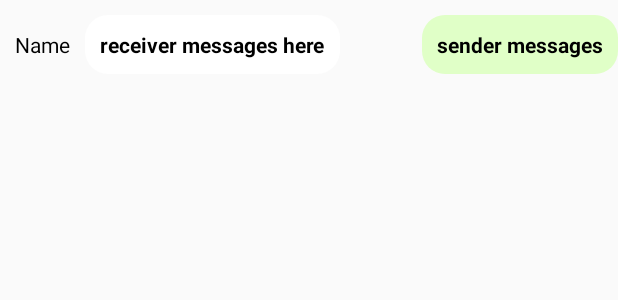
After one commit to Adverga/BBT-1.4, an Android app: the layout custom_messages_layout.xml on its own in the app's theme, with its tools: preview values and no code run, on a phone screen of 412 x 824 dp. The commit adds this screen. Shown: the top 300 px of the screen. Run offline under Robolectric (Android 15) with nearby library versions, the phone set to English and light mode, and no system bars.

Commit message:
Modifikasi chatroom agar lebih user friendly
penambahan kelas adapter dengan menggunakan recycler view. Pada kelas chatroom akan melakukan bind antara adapter dan linear layout manager menggunakan recycler view. Untuk membedakan antara message yang dikirim dan message yang diterima adalah dengan menambahkan seleksi kondisi pada method OnBindViewHolder. messageSenderID menggunakan fungsi bawaan firebase yang berfungsi untuk mengambil id dari user yang memakai saat ini, fromUsersID akan mengambil data user id dari database chat. Setelah itu akan dilakukan seleksi kondisi antara messagesenderID dan fromUserID. Jika sama maka bubble akan berwarna hijau(Karena current user mengirimkan pesannya kepada grup), jika tidak maka bubble akan berwarna putih(yang berarti kita menerima pesan dari member grup tersebut).

```diff
--- /dev/null
+++ b/BBT/app/src/main/res/drawable/receiver_messages_layout.xml
@@ -0,0 +1,8 @@
+<?xml version="1.0" encoding="utf-8"?>
+<shape xmlns:android="http://schemas.android.com/apk/res/android">
+
+    <solid android:color="#FFFFFF"></solid>
+
+    <corners android:radius="15dp"></corners>
+
+</shape>
--- /dev/null
+++ b/BBT/app/src/main/res/drawable/sender_messages_layout.xml
@@ -0,0 +1,8 @@
+<?xml version="1.0" encoding="utf-8"?>
+<shape xmlns:android="http://schemas.android.com/apk/res/android">
+
+    <solid android:color="#E0FFC7"></solid>
+
+    <corners android:radius="15dp"></corners>
+
+</shape>
--- /dev/null
+++ b/BBT/app/src/main/res/layout/custom_messages_layout.xml
@@ -0,0 +1,48 @@
+<?xml version="1.0" encoding="utf-8"?>
+<RelativeLayout xmlns:android="http://schemas.android.com/apk/res/android"
+    android:orientation="vertical"
+    android:layout_width="match_parent"
+    android:layout_height="wrap_content">
+
+    <TextView
+        android:id="@+id/message_profile_name"
+        android:layout_width="wrap_content"
+        android:layout_height="wrap_content"
+        android:layout_marginTop="10dp"
+        android:text="Name"
+        android:padding="10dp"
+        android:textSize="14sp"
+        android:textColor="@android:color/black"
+        />
+
+    <TextView
+        android:id="@+id/receiver_message_text"
+        android:layout_width="wrap_content"
+        android:layout_height="wrap_content"
+        android:layout_alignParentTop="true"
+        android:layout_marginTop="10dp"
+        android:layout_toEndOf="@+id/message_profile_name"
+        android:background="@drawable/receiver_messages_layout"
+        android:text="receiver messages here"
+        android:padding="10dp"
+        android:textSize="14sp"
+        android:textStyle="bold"
+        android:textColor="@android:color/black"
+        />
+
+    <TextView
+        android:id="@+id/sender_message_text"
+        android:layout_width="wrap_content"
+        android:layout_height="wrap_content"
+        android:layout_alignParentEnd="true"
+        android:layout_marginTop="10dp"
+        android:layout_alignParentTop="@+id/receiver_message_text"
+        android:background="@drawable/sender_messages_layout"
+        android:text="sender messages"
+        android:textSize="14sp"
+        android:padding="10dp"
+        android:textStyle="bold"
+        android:textColor="@android:color/black"
+        />
+
+</RelativeLayout>
```
Also changed, not shown: BBT/app/src/main/java/com/example/bbt/MessageAdapter.java (added, +89 -0 lines), BBT/app/src/main/java/com/example/bbt/Messages.java (added, +40 -0 lines), BBT/app/src/main/java/com/example/bbt/chatroom.java (+80 -7 lines), BBT/app/src/main/res/layout/activity_chatroom.xml (+13 -4 lines).
